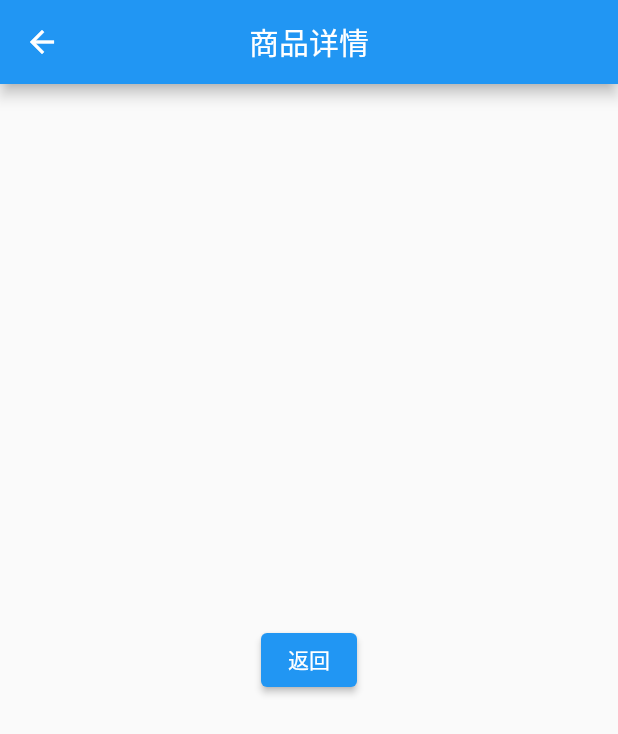
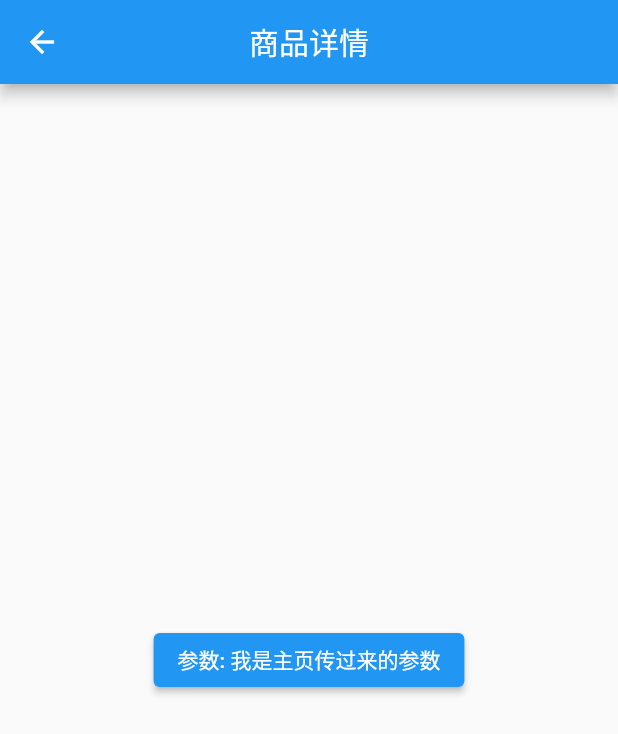
Before and after one commit to ChuYang-FE/Flutter-Test, a Flutter app: the screen it shows after launch, after a tap on "查看商品", on a phone screen of 412 x 824 dp. Shown: the top 734 px of the screen. Run offline on Flutter 3.47's test engine with Material 2 defaults, Android fonts, the phone set to English and light mode, and no system bars; our stand-ins replace dio.

Commit message:
feat: Arguments

```diff
--- /dev/null
+++ b/lib/07_navigation/04_Arguments.dart
@@ -0,0 +1,99 @@
+import 'package:flutter/material.dart';
+
+class Home extends StatelessWidget {
+  const Home({Key? key}) : super(key: key);
+
+  @override
+  Widget build(BuildContext context) {
+    return Scaffold(
+      appBar: AppBar(
+        leading: Icon(Icons.menu),
+        title: Text('HomePage'),
+        centerTitle: true,
+      ),
+      body: Container(
+        child: Center(
+          child: Column(
+            children: [
+              ElevatedButton(
+                onPressed: () => Navigator.pushNamed(
+                  context,
+                  'product',
+                  arguments: {
+                    'title': '我是主页传过来的参数',
+                  },
+                ),
+                child: Text('查看商品'),
+              ),
+              ElevatedButton(
+                onPressed: () => Navigator.pushNamed(
+                  context,
+                  'productDetail',
+                  arguments: {
+                    'id': '1',
+                  },
+                ),
+                child: Text('查看商品1详情'),
+              ),
+              ElevatedButton(
+                onPressed: () => Navigator.pushNamed(
+                  context,
+                  'productDetail',
+                  arguments: {
+                    'id': '2',
+                  },
+                ),
+                child: Text('查看商品2详情'),
+              ),
+              ElevatedButton(
+                onPressed: () => Navigator.pushNamed(context, 'user'),
+                child: Text('跳往404页面'),
+              ),
+            ],
+          ),
+        ),
+      ),
+    );
+  }
+}
+
+class Product extends StatelessWidget {
+  const Product({Key? key}) : super(key: key);
+
+  @override
+  Widget build(BuildContext context) {
+    final Map arguments = ModalRoute.of(context)?.settings.arguments as Map;
+
+    return Scaffold(
+      appBar: AppBar(
+        title: Text('商品详情'),
+        centerTitle: true,
+      ),
+      body: Center(
+        child: ElevatedButton(
+          onPressed: () => Navigator.pop(context),
+          child: Text('参数: ${arguments['title']}'),
+        ),
+      ),
+    );
+  }
+}
+
+class ProductDetail extends StatelessWidget {
+  const ProductDetail({Key? key}) : super(key: key);
+
+  @override
+  Widget build(BuildContext context) {
+    final Map arguments = ModalRoute.of(context)?.settings.arguments as Map;
+
+    return Scaffold(
+      appBar: AppBar(
+        title: Text('商品详情'),
+        centerTitle: true,
+      ),
+      body: Center(
+        child: Text('当前商品id是 ${arguments['id']}'),
+      ),
+    );
+  }
+}
--- a/lib/main.dart
+++ b/lib/main.dart
@@ -22,7 +22,8 @@ import 'package:flutter/material.dart';
 // import '07_navigation/01_Anonymous.dart';
 import '07_navigation/00_UnkownPage.dart';
 // import '07_navigation/02_NamedRoute.dart';
-import '07_navigation/03_GenarateRoute.dart';
+// import '07_navigation/03_GenarateRoute.dart';
+import '07_navigation/04_Arguments.dart';
 
 void main() => runApp(MyApp());
 
@@ -30,33 +31,35 @@ class MyApp extends StatelessWidget {
   @override
   Widget build(BuildContext context) {
     return MaterialApp(
-      // routes: {
-      //   'home': (context) => HomePage(),
-      //   'product': (context) => Product(),
+      // 命名路由
+      routes: {
+        'home': (context) => Home(),
+        'product': (context) => Product(),
+        'productDetail': (context) => ProductDetail(),
+      },
+      initialRoute: '/',
+      onUnknownRoute: (RouteSettings settings) => MaterialPageRoute(
+        builder: (context) => UnkownPage(),
+      ),
+
+      // 动态路由
+      // onGenerateRoute: (RouteSettings settings) {
+      //   print('当前路径：${settings.name}');
+      //   if (settings.name == '/') {
+      //     return MaterialPageRoute(builder: (context) => Home());
+      //   }
+      //   if (settings.name == '/product') {
+      //     return MaterialPageRoute(builder: (context) => Product());
+      //   }
+      //   var uri = Uri.parse(settings.name ?? '');
+      //   print(uri.pathSegments);
+      //   if (uri.pathSegments.length == 2 &&
+      //       uri.pathSegments.first == 'product') {
+      //     var id = uri.pathSegments[1];
+      //     return MaterialPageRoute(builder: (context) => ProductDetail(id: id));
+      //   }
+      //   return MaterialPageRoute(builder: (context) => UnkownPage());
       // },
-      // initialRoute: '/',
-      // onUnknownRoute: (RouteSettings settings) => MaterialPageRoute(
-      //   builder: (context) => UnkownPage(),
-      // ),
-      onGenerateRoute: (RouteSettings settings) {
-        print('当前路径：${settings.name}');
-        if (settings.name == '/') {
-          return MaterialPageRoute(builder: (context) => Home());
-        }
-
-        if (settings.name == '/product') {
-          return MaterialPageRoute(builder: (context) => Product());
-        }
-
-        var uri = Uri.parse(settings.name ?? '');
-        print(uri.pathSegments);
-        if (uri.pathSegments.length == 2 &&
-            uri.pathSegments.first == 'product') {
-          var id = uri.pathSegments[1];
-          return MaterialPageRoute(builder: (context) => ProductDetail(id: id));
-        }
-        return MaterialPageRoute(builder: (context) => UnkownPage());
-      },
       title: '哈哈哈哈',
       home: Home(),
     );
```
